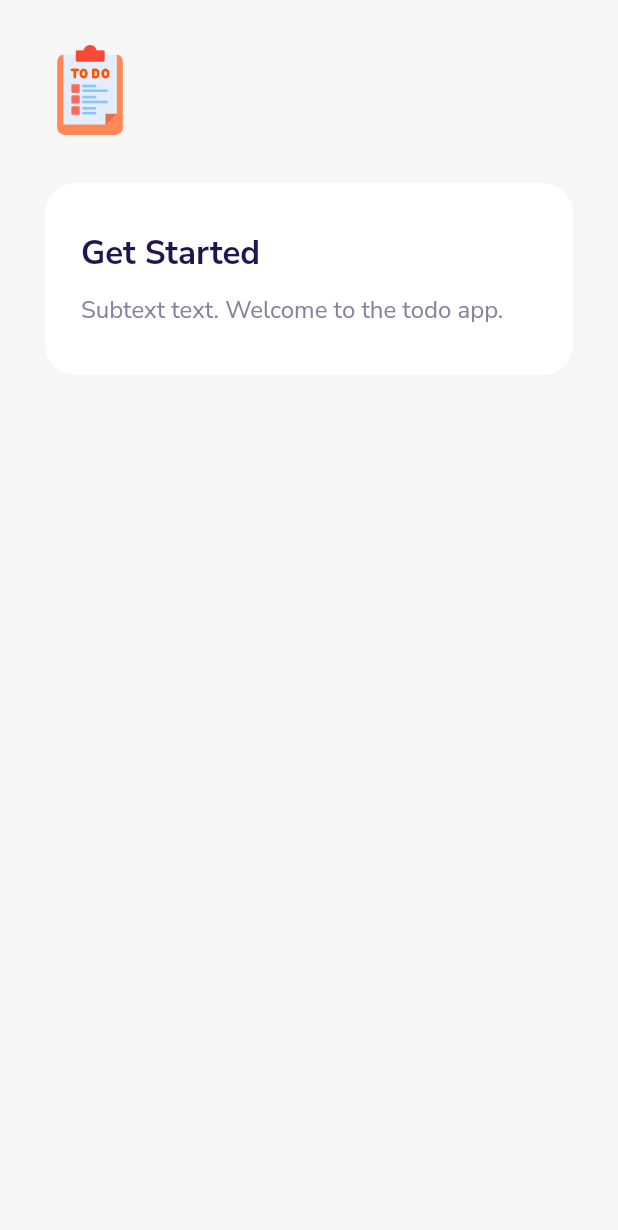
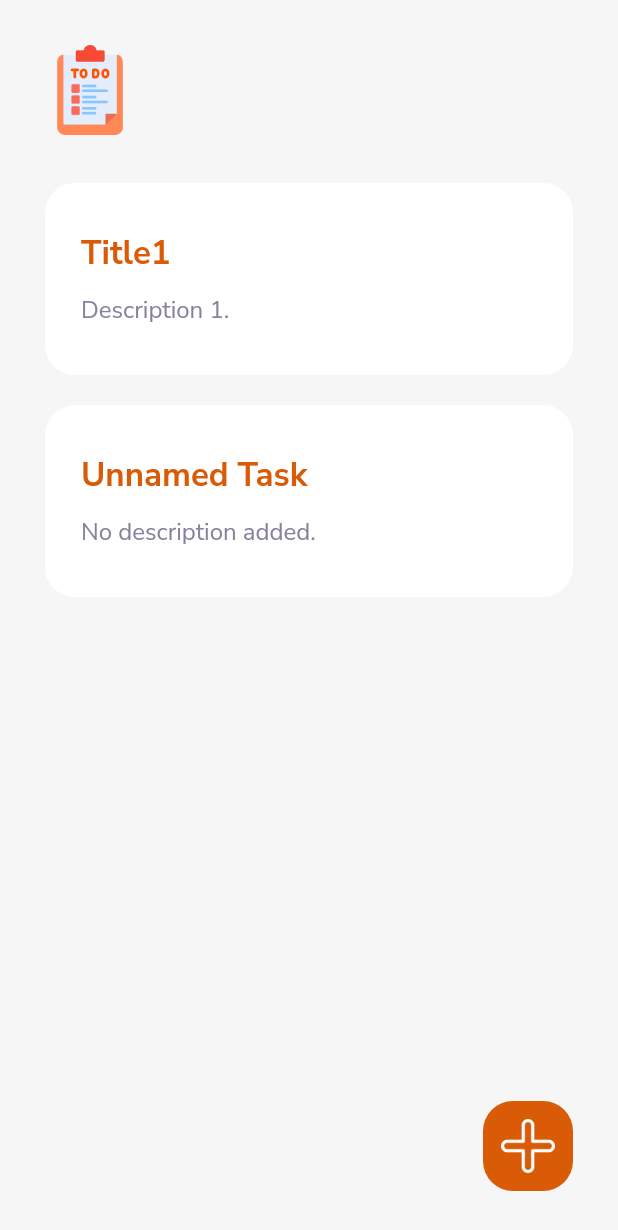
Before and after one commit to aleksawashere/todo-flutter, a Flutter app: the screen it shows after launch, on a phone screen of 412 x 824 dp. Shown: the top 1230 px of the screen. Run offline on Flutter 3.47's test engine with Material 2 defaults, Android fonts, the phone set to English and light mode, and no system bars; our stand-ins replace google_fonts.

Commit message:
Finished UI

```diff
--- a/lib/screens/homepage.dart
+++ b/lib/screens/homepage.dart
@@ -17,7 +17,9 @@ class _HomepageState extends State<Homepage> {
           width: double.infinity,
           padding: EdgeInsets.all(30),
           color:Color(0xFFF6F6F6),
-          child: Column(
+          child: Stack(
+            children: [
+              Column(
                 crossAxisAlignment: CrossAxisAlignment.start, //everything starts from the left
                 // ignore: prefer_const_literals_to_create_immutables
                 children: [
@@ -31,7 +33,34 @@ class _HomepageState extends State<Homepage> {
                       image: AssetImage('assets/images/logo.png'),
                     ),
                   ),
+                  TaskCardWidget(
+                    title: "Title1",
+                    desc: "Description 1.",
+                  ),
                   TaskCardWidget(),
+
+                ],
+              ),
+              Positioned(
+                bottom: 0.0,
+                right: 0.0,
+                child: Container(
+                  width: 60.0,
+                  height: 60.0,
+                  decoration: BoxDecoration(
+                    color: Color(0xFFD95B07),
+                    borderRadius: BorderRadius.circular(20.0)
+                  ),
+                  child: Padding(
+                    padding: const EdgeInsets.all(12.0),
+                    child: Image(
+                      image: AssetImage(
+                        "assets/images/add_icon.png"
+                      ),
+                    ),
+                  )
+                ),
+              )
             ],
           ),
         ),
--- a/lib/widgets.dart
+++ b/lib/widgets.dart
@@ -1,9 +1,13 @@
-// ignore_for_file: prefer_const_constructors
+// ignore_for_file: prefer_const_constructors, prefer_const_literals_to_create_immutables
 
 import 'package:flutter/material.dart';
 
 class TaskCardWidget extends StatelessWidget {
-  const TaskCardWidget({Key? key}) : super(key: key);
+
+
+  final String? title;
+  final String? desc;
+  TaskCardWidget({this.title, this.desc});
 
   @override
   Widget build(BuildContext context) {
@@ -13,7 +17,10 @@ class TaskCardWidget extends StatelessWidget {
         vertical: 32.0,
         horizontal: 24.0,
       ),
-      decoration: BoxDecoration(
+      margin: EdgeInsets.only(
+        bottom: 20.0,
+      ),
+        decoration: BoxDecoration(
         color: Colors.white,
         borderRadius: BorderRadius.circular(20.0),
       ),
@@ -21,9 +28,9 @@ class TaskCardWidget extends StatelessWidget {
         crossAxisAlignment: CrossAxisAlignment.start,
         children: [
           Text(
-            "Get Started",
+            title ?? "Unnamed Task",
             style: TextStyle(
-              color: Color(0xFF211551),
+              color: Color(0xFFD95B07),
               fontSize: 22.0,
               fontWeight: FontWeight.bold,
             ),
@@ -33,7 +40,7 @@ class TaskCardWidget extends StatelessWidget {
               top:10.0,
             ),
             child: Text(
-              "Subtext text. Welcome to the todo app.",
+              desc ?? "No description added.",
               style: TextStyle(
                 color: Color(0xFF86829D),
                 fontSize: 16.0,
```
Also changed, not shown: assets/images/add_icon.png, assets/images/back_arrow_icon.png, assets/images/check_icon.png, assets/images/delete_icon.png. Lines whose indentation alone changed are shown as unchanged.
